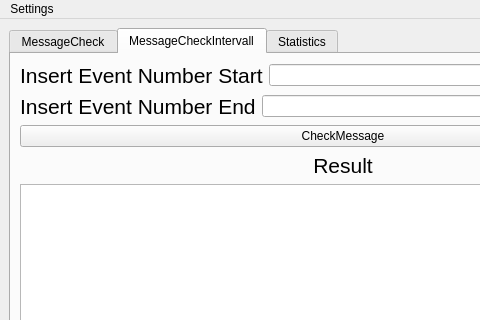
First picture: the form in GUI/mainwindow.ui, repository amosproj/amos2022ss02-audit-chain, before the edit; both pictures show x 0 to 480 and y 0 to 320 of the 686 by 602 pixel window.
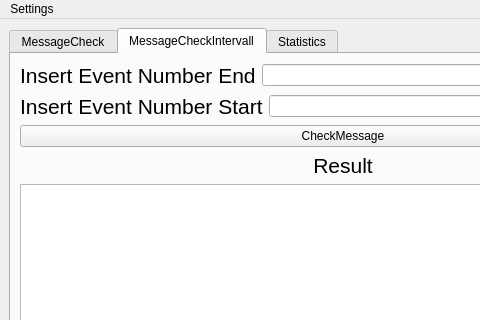
Second picture: the form after the edit. The open tabs and pages were chosen to show the change.

Commit message: Fixed message interval check - order of events

What changed in the file:
```diff
--- a/GUI/mainwindow.ui
+++ b/GUI/mainwindow.ui
@@ -102,7 +102,7 @@
                </font>
               </property>
               <property name="text">
-               <string>Insert Event Number Start</string>
+               <string>Insert Event Number End</string>
               </property>
              </widget>
             </item>
@@ -121,7 +121,7 @@
                </font>
               </property>
               <property name="text">
-               <string>Insert Event Number End</string>
+               <string>Insert Event Number Start</string>
               </property>
              </widget>
             </item>
```
The commit also changes 1 other file.
